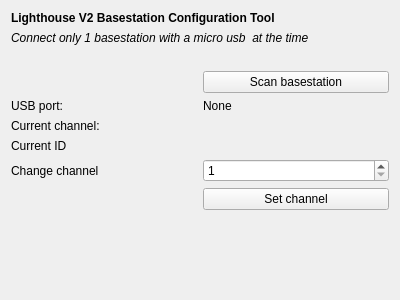
Above: src/cfclient/ui/dialogs/basestation_mode_dialog.ui from bitcraze/crazyflie-clients-python before the change. Below: the same form after it.
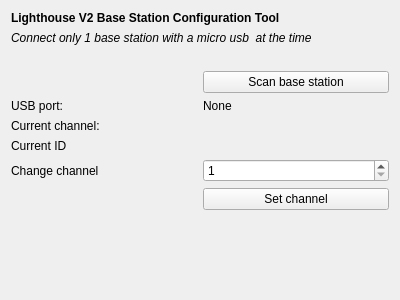
That is the form after the change.

```diff
--- a/src/cfclient/ui/dialogs/basestation_mode_dialog.ui
+++ b/src/cfclient/ui/dialogs/basestation_mode_dialog.ui
@@ -27,7 +27,7 @@
           </font>
          </property>
          <property name="text">
-          <string>Lighthouse V2 Basestation Configuration Tool</string>
+          <string>Lighthouse V2 Base Station Configuration Tool</string>
          </property>
         </widget>
        </item>
@@ -42,7 +42,7 @@
         </font>
        </property>
        <property name="text">
-        <string>Connect only 1 basestation with a micro usb  at the time </string>
+        <string>Connect only 1 base station with a micro usb  at the time </string>
        </property>
       </widget>
      </item>
@@ -78,7 +78,7 @@
        <item row="1" column="1">
         <widget class="QPushButton" name="_scan_basestation_button">
          <property name="text">
-          <string>Scan basestation</string>
+          <string>Scan base station</string>
          </property>
         </widget>
        </item>
```
Left out of the diff: 2 changed lines with no effect on the pictures.
